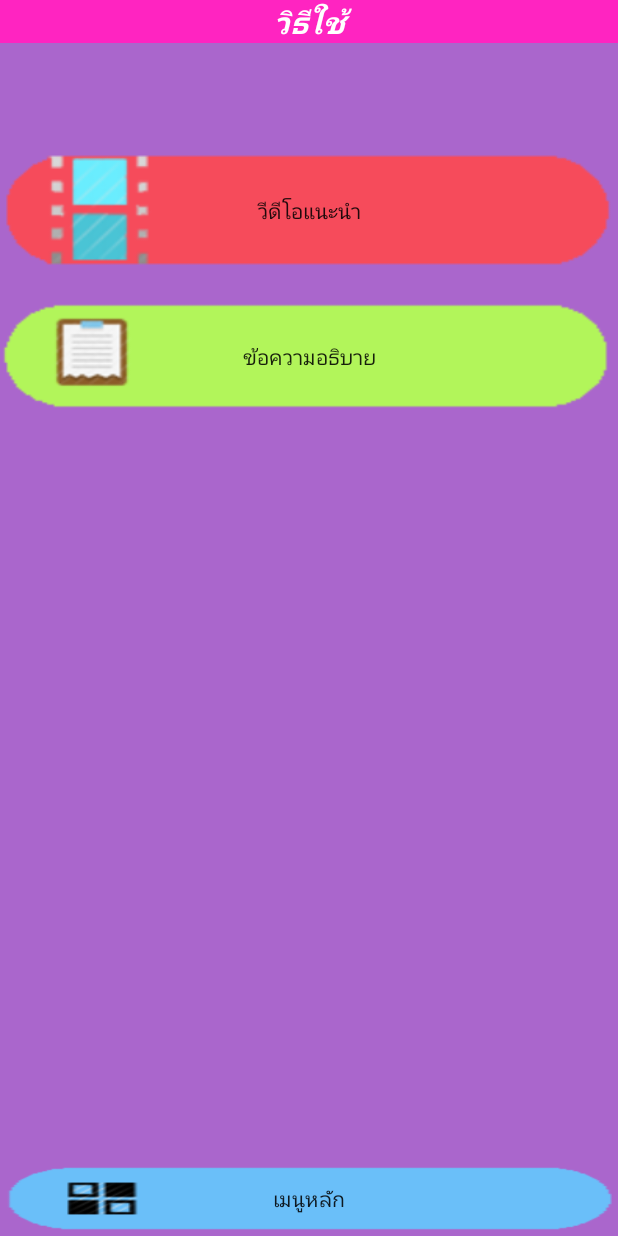
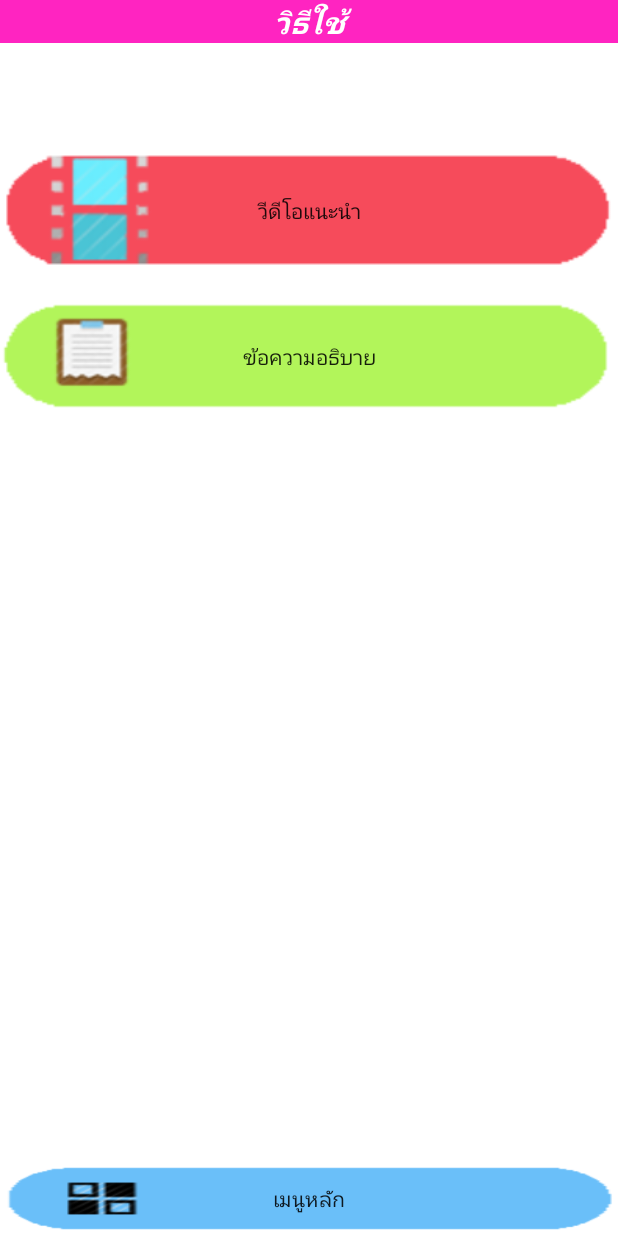
Before and after one commit to kingbangkok4/OLDERMORE, an Android app: the ManualActivity screen opened directly, with no data from a screen before it, on a phone screen of 412 x 824 dp. Run offline under Robolectric (Android 15) with nearby library versions, the phone set to English and light mode, and no system bars; 1 statement that could not run was skipped.

```diff
--- a/app/src/main/java/com/app/oldermore/ManualActivity.java
+++ b/app/src/main/java/com/app/oldermore/ManualActivity.java
@@ -6,6 +6,7 @@ import android.content.DialogInterface;
 import android.content.Intent;
 import android.graphics.Bitmap;
 import android.graphics.BitmapFactory;
+import android.graphics.Color;
 import android.graphics.drawable.BitmapDrawable;
 import android.net.Uri;
 import android.os.Bundle;
@@ -13,8 +14,11 @@ import android.os.StrictMode;
 import android.view.View;
 import android.widget.Button;
 import android.widget.MediaController;
+import android.widget.RelativeLayout;
 import android.widget.VideoView;
 
+import com.app.oldermore.common.CommonClass;
+import com.app.oldermore.common.SettingModel;
 import com.app.oldermore.http.Http;
 
 import org.apache.http.NameValuePair;
@@ -30,8 +34,8 @@ import java.util.ArrayList;
 import java.util.HashMap;
 import java.util.List;
 
-
 public class ManualActivity extends Activity {
+    private CommonClass common = new  CommonClass();
     private Double sumTotal = 0.00;
     private StringBuilder strDetailService = new StringBuilder();
     //private DatabaseActivity myDb = new DatabaseActivity(this);
@@ -43,6 +47,7 @@ public class ManualActivity extends Activity {
     private Button btnMainMenu, btnVideo, btnWord;
     private String manual_video;
     private String manual_word;
+    private RelativeLayout bgElement;
 
     @Override
     protected void onCreate(Bundle savedInstanceState) {
@@ -65,10 +70,13 @@ public class ManualActivity extends Activity {
             }
         }
 
+        bgElement = (RelativeLayout) findViewById(R.id.container);
+        //bgElement.setBackgroundColor(Color.WHITE);
         btnMainMenu = (Button) findViewById(R.id.btnMainMenu);
         btnVideo = (Button) findViewById(R.id.btnVideo);
         btnWord = (Button) findViewById(R.id.btnWord);
 
+        GetCommon();
         LoadData();
 
         btnMainMenu.setOnClickListener(new View.OnClickListener() {
@@ -209,4 +217,10 @@ public class ManualActivity extends Activity {
         AlertDialog alert = builder.create();
         alert.show();
     }
+
+    private void GetCommon(){
+        SettingModel ret = new SettingModel();
+        ret = common.GetSettingValue();
+        bgElement.setBackgroundColor(Color.parseColor(ret.getBgColor()));
+    }
 }
--- a/app/src/main/res/layout/activity_manual.xml
+++ b/app/src/main/res/layout/activity_manual.xml
@@ -2,6 +2,7 @@
 <RelativeLayout xmlns:android="http://schemas.android.com/apk/res/android"
     android:orientation="vertical" android:layout_width="match_parent"
     android:layout_height="match_parent"
+    android:id="@+id/container"
     android:background="@android:color/holo_purple">
 
     <Button
```
